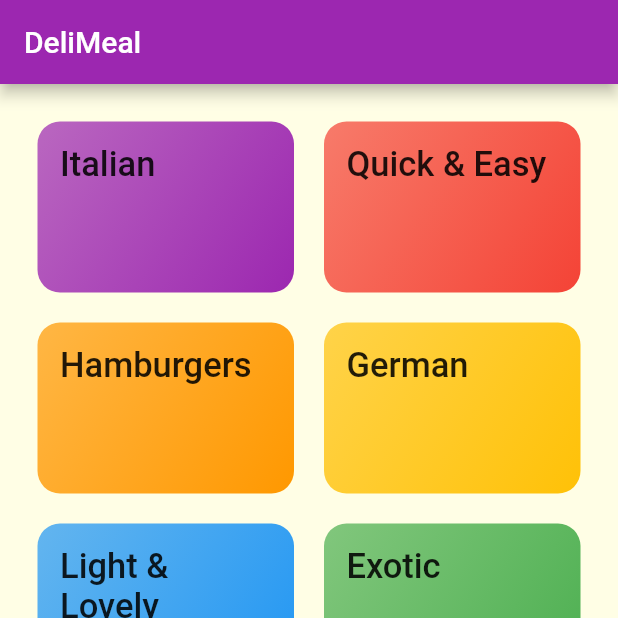
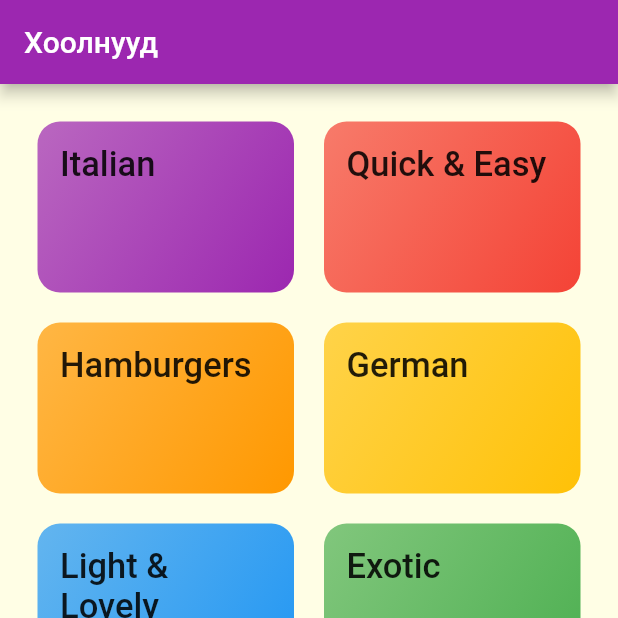
Before and after one commit to kuroi512/third, a Flutter app: the screen it shows after launch, on a phone screen of 412 x 824 dp, the top half of it. Run offline on Flutter 3.47's test engine with Material 2 defaults, Android fonts, the phone set to English and light mode, and no system bars; Roboto replaces fonts that are missing (RaleWay, RoboCondensed).

Commit message:
screens nemsen

```diff
--- a/lib/main.dart
+++ b/lib/main.dart
@@ -1,6 +1,6 @@
 import 'package:flutter/material.dart';
 
-import './categories_screen.dart';
+import '../screens/categories_screen.dart';
 
 void main() => runApp(MyApp());
 
--- a/lib/categories_screen.dart
+++ b/lib/screens/categories_screen.dart
@@ -1,6 +1,6 @@
 import 'package:flutter/material.dart';
 import 'package:third/category_item.dart';
-import './dummy_data.dart';
+import '../dummy_data.dart';
 
 class CategoriesScreen extends StatelessWidget {
 //..
@@ -9,7 +9,7 @@ class CategoriesScreen extends StatelessWidget {
   Widget build(BuildContext context) {
     return Scaffold(
       appBar: AppBar(
-        title: const Text('DeliMeal'),
+        title: const Text('Хоолнууд'),
       ),
       body: GridView(
         padding: const EdgeInsets.all(25),
```
Also changed, not shown: lib/screens/category_meals_screen.dart (added, +19 -0 lines).
